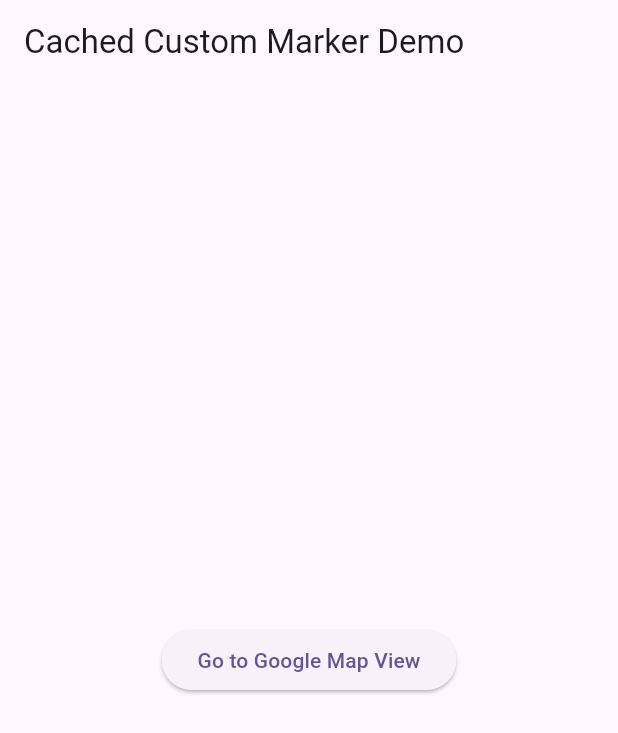
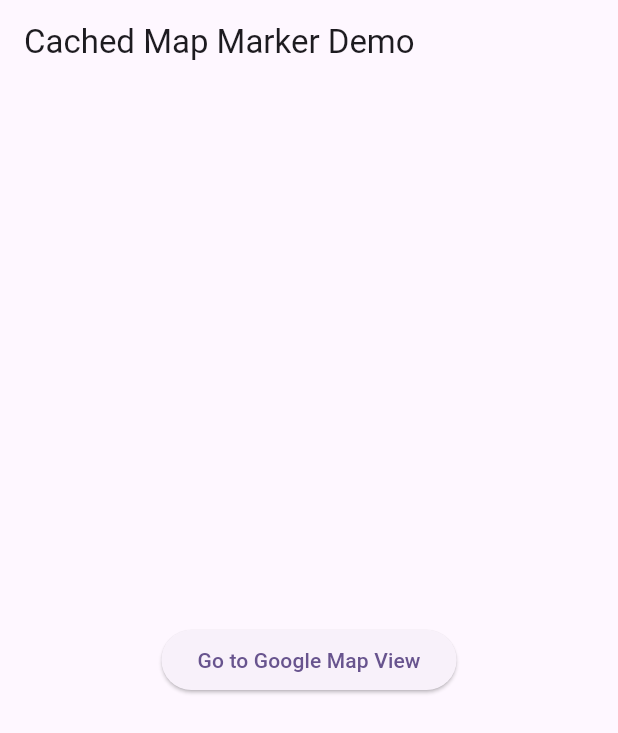
Before and after one commit to ahmedsaleh210/cached_map_marker, a Flutter app: the screen it shows after launch, on a phone screen of 412 x 824 dp. Shown: the top 733 px of the screen. Run offline on Flutter 3.47's test engine with Material 3 defaults, Android fonts, the phone set to English and light mode, and no system bars; our stand-ins replace flutter_cache_manager, google_maps_flutter.

Commit message:
Update package name and references to "Cached Custom Marker" to "Cached Map Marker"

```diff
--- a/example/lib/main.dart
+++ b/example/lib/main.dart
@@ -30,7 +30,7 @@ class HomePage extends StatelessWidget {
   Widget build(BuildContext context) {
     return Scaffold(
       appBar: AppBar(
-        title: const Text('Cached Custom Marker Demo'),
+        title: const Text('Cached Map Marker Demo'),
       ),
       body: Center(
         child: ElevatedButton(
@@ -108,7 +108,7 @@ class _GoogleMapViewState extends State<GoogleMapView> {
   Widget build(BuildContext context) {
     return Scaffold(
       appBar: AppBar(
-        title: const Text('Cached Custom Marker Demo'),
+        title: const Text('Cached Map Marker Demo'),
       ),
       body: GoogleMap(
         initialCameraPosition: const CameraPosition(
```
Also changed, not shown: 1 other file.
